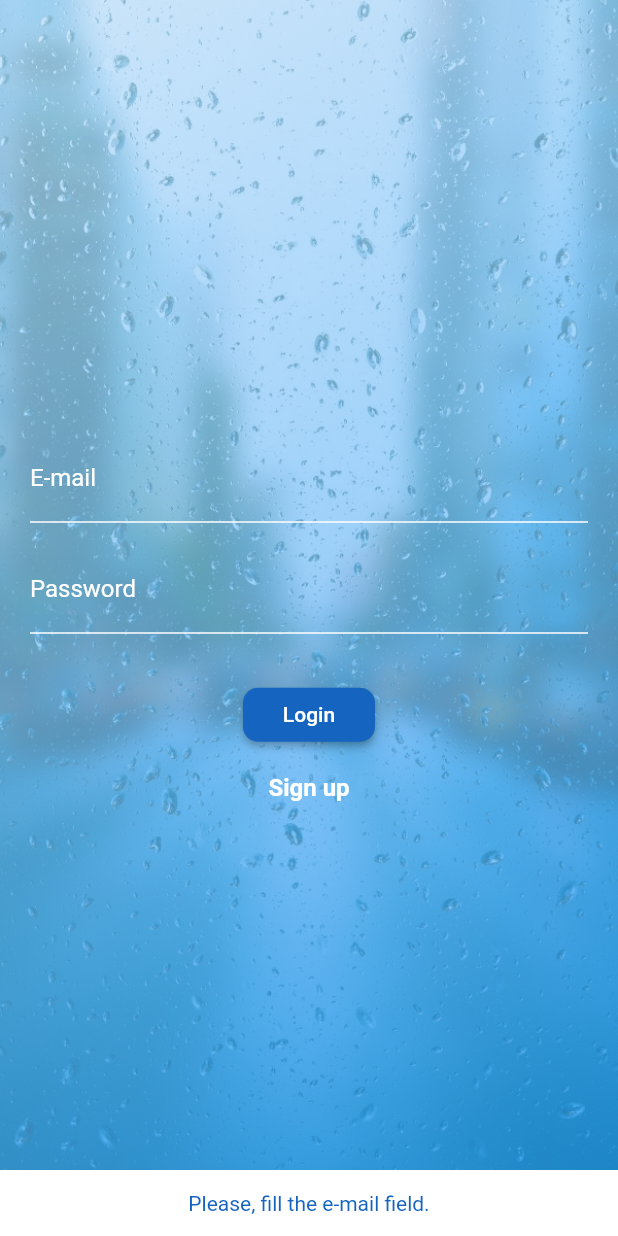
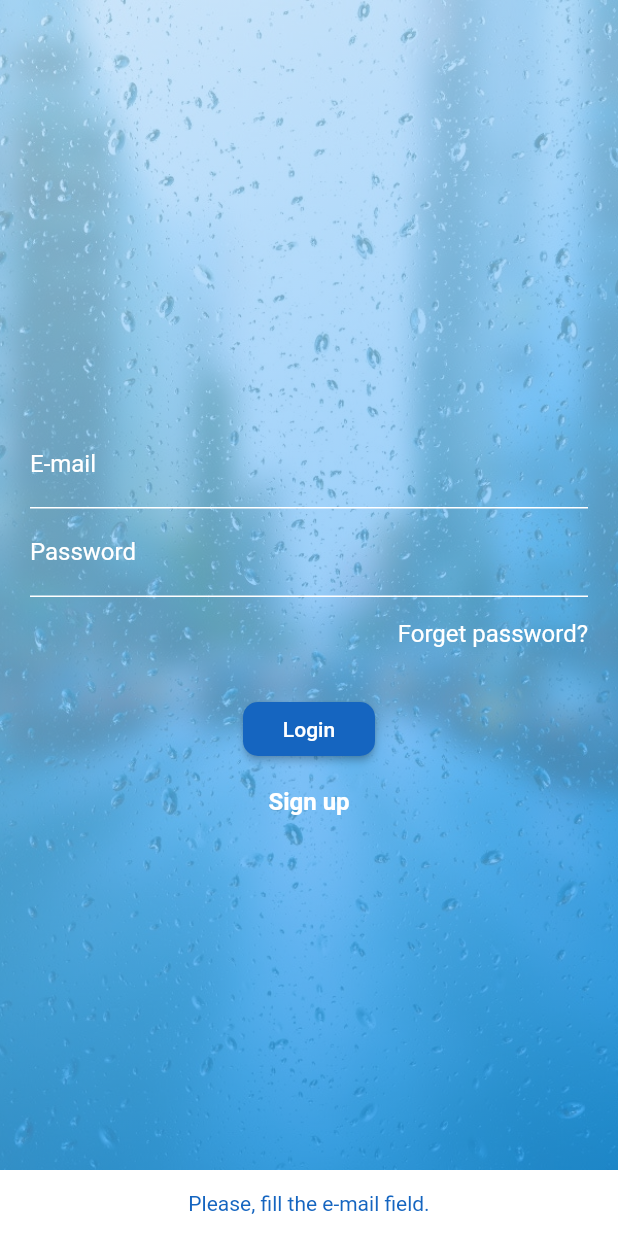
Before and after one commit to ThiagoEvoa/Flutter, a Flutter app: the screen it shows after launch, after a tap on "Login", on a phone screen of 412 x 824 dp. Run offline on Flutter 3.47's test engine with Material 2 defaults, Android fonts, the phone set to English and light mode, and no system bars; our stand-ins replace firebase_auth, rxdart; accounts and stored records are empty; network calls fail; statements that could not run were skipped.

Commit message:
Adding firebaseAuth implementation, creating loginController and fixing drawer initial state

```diff
--- a/estudo_flutter/lib/controller/drawer_controller.dart
+++ b/estudo_flutter/lib/controller/drawer_controller.dart
@@ -1,6 +1,6 @@
 import 'package:estudo_flutter/util/constants.dart';
 import 'package:flutter/material.dart';
-import 'package:rxdart/rxdart.dart';
+import 'package:rxdart/subjects.dart';
 
 class CustomDrawerController extends InheritedWidget {
   final Widget child;
--- /dev/null
+++ b/estudo_flutter/lib/controller/login_controller.dart
@@ -0,0 +1,74 @@
+import 'package:flutter/material.dart';
+import 'package:estudo_flutter/util/user_firebase.dart';
+import 'package:estudo_flutter/ui/home.dart';
+
+class LoginController {
+  GlobalKey<ScaffoldState> _scaffoldKey;
+  LoginController(GlobalKey<ScaffoldState> scaffoldKey)
+      : _scaffoldKey = scaffoldKey;
+
+  login(BuildContext context, String email, String password) {
+    if (_isValidForm(email, password)) {
+      UserFirebase().signWithCredentials(email, password).catchError((error) {
+        _showSnackBar(error.toString());
+      }).then((result) {
+        if (result != null) {
+          Navigator.pushReplacement(
+            context,
+            MaterialPageRoute(builder: (context) => Home()),
+          );
+        }
+      });
+    }
+  }
+
+  signUp(BuildContext context, String email, String password) {
+    if (_isValidForm(email, password)) {
+      UserFirebase()
+          .signUp(email: email, password: password)
+          .catchError((error) {
+        _showSnackBar(error.toString());
+      }).then((result) {
+        print(result);
+        if (result != null) {
+          Navigator.pushReplacement(
+            context,
+            MaterialPageRoute(builder: (context) => Home()),
+          );
+        }
+      });
+    }
+  }
+
+  resetPassword(BuildContext context, String email) {
+    if (email.isEmpty) {
+      _showSnackBar("Please, fill the e-mail field.");
+    } else {
+      UserFirebase().resetPassword(email: email);
+      _showSnackBar("Check your e-mail to reset password.");
+    }
+  }
+
+  bool _isValidForm(String email, String password) {
+    if (email.isEmpty) {
+      _showSnackBar("Please, fill the e-mail field.");
+      return false;
+    } else if (password.isEmpty) {
+      _showSnackBar("Please, fill the password field.");
+      return false;
+    }
+    return true;
+  }
+
+  _showSnackBar(String text) {
+    _scaffoldKey.currentState.showSnackBar(SnackBar(
+      backgroundColor: Colors.white,
+      content: Text(
+        text,
+        textAlign: TextAlign.center,
+        style: TextStyle(color: Colors.blue[800]),
+      ),
+      duration: Duration(seconds: 3),
+    ));
+  }
+}
--- a/estudo_flutter/lib/ui/login.dart
+++ b/estudo_flutter/lib/ui/login.dart
@@ -1,4 +1,4 @@
-import 'package:estudo_flutter/ui/home.dart';
+import 'package:estudo_flutter/controller/login_controller.dart';
 import 'package:estudo_flutter/widget/custom_raisedbutton.dart';
 import 'package:estudo_flutter/widget/custom_textfield.dart';
 import 'package:flutter/material.dart';
@@ -12,29 +12,6 @@ class _LoginState extends State<Login> {
   final GlobalKey<ScaffoldState> _scaffoldKey = GlobalKey<ScaffoldState>();
   final emailController = TextEditingController();
   final passwordController = TextEditingController();
-
-  _login(BuildContext context) {
-    if (emailController.text.isEmpty) {
-      _showSnackBar("Please, fill the e-mail field.");
-    } else if (passwordController.text.isEmpty) {
-      _showSnackBar("Please, fill the password field.");
-    } else {
-      Navigator.pushReplacement(
-          context, MaterialPageRoute(builder: (context) => Home()));
-    }
-  }
-
-  _showSnackBar(String text) {
-    _scaffoldKey.currentState.showSnackBar(SnackBar(
-      backgroundColor: Colors.white,
-      content: Text(
-        text,
-        textAlign: TextAlign.center,
-        style: TextStyle(color: Colors.blue[800]),
-      ),
-      duration: Duration(seconds: 3),
-    ));
-  }
 
   @override
   Widget build(BuildContext context) {
@@ -63,6 +40,7 @@ class _LoginState extends State<Login> {
                   padding: EdgeInsets.symmetric(horizontal: 20),
                   child: CustomTextField(
                     controller: emailController,
+                    inputType: TextInputType.emailAddress,
                     textLabel: "E-mail",
                     textColor: Colors.white,
                     color: Colors.white,
@@ -71,9 +49,11 @@ class _LoginState extends State<Login> {
                   ),
                 ),
                 Padding(
-                  padding: EdgeInsets.symmetric(horizontal: 20, vertical: 15),
+                  padding: EdgeInsets.symmetric(horizontal: 20),
                   child: CustomTextField(
                     controller: passwordController,
+                    inputType: TextInputType.number,
+                    password: true,
                     textLabel: "Password",
                     textColor: Colors.white,
                     color: Colors.white,
@@ -83,9 +63,24 @@ class _LoginState extends State<Login> {
                 ),
                 Padding(
                   padding: EdgeInsets.symmetric(horizontal: 20, vertical: 15),
+                  child: Container(
+                    alignment: Alignment.centerRight,
+                    child: InkWell(
+                      onTap: () {
+                        LoginController(_scaffoldKey).resetPassword(context, emailController.text);
+                      },
+                      child: Text(
+                        "Forget password?",
+                        style: TextStyle(color: Colors.white, fontSize: 16),
+                      ),
+                    ),
+                  ),
+                ),
+                Padding(
+                  padding: EdgeInsets.symmetric(horizontal: 20, vertical: 15),
                   child: CustomRaisedButton(
                     clicked: () {
-                      _login(context);
+                      LoginController(_scaffoldKey).login(context, emailController.text, passwordController.text);
                     },
                     text: "Login",
                     buttonColor: Colors.blue[800],
@@ -94,7 +89,9 @@ class _LoginState extends State<Login> {
                 Padding(
                   padding: EdgeInsets.symmetric(horizontal: 20),
                   child: InkWell(
-                    onTap: () {},
+                    onTap: () {
+                      LoginController(_scaffoldKey).signUp(context, emailController.text, passwordController.text)
+                    },
                     child: Text(
                       "Sign up",
                       style: TextStyle(
--- a/estudo_flutter/lib/util/constants.dart
+++ b/estudo_flutter/lib/util/constants.dart
@@ -1,5 +1,5 @@
-const homePage = 0;
-const aboutPage = 1;
+const int homePage = 0;
+const int aboutPage = 1;
 const jsonContentType = {"Content-Type": "application/json"};
 
 const host = "https://flutter-study.herokuapp.com/api/";
--- /dev/null
+++ b/estudo_flutter/lib/util/user_firebase.dart
@@ -0,0 +1,40 @@
+import 'package:firebase_auth/firebase_auth.dart';
+
+class UserFirebase {
+  final FirebaseAuth _firebaseAuth;
+
+  UserFirebase()
+      : _firebaseAuth = FirebaseAuth.instance;
+
+  Future<FirebaseUser> signWithCredentials(String email, String password) {
+    return _firebaseAuth
+        .signInWithEmailAndPassword(
+          email: email,
+          password: password,
+        );
+  }
+
+  Future<FirebaseUser> signUp({String email, String password}) async {
+    return await _firebaseAuth.createUserWithEmailAndPassword(
+      email: email,
+      password: password,
+    );
+  }
+
+  Future<void> signOut() async {
+    return Future.wait([_firebaseAuth.signOut()]);
+  }
+
+  Future<bool> isSignedIn() async {
+    final currentUser = await _firebaseAuth.currentUser();
+    return currentUser != null;
+  }
+
+  Future<String> getUser() async {
+    return (await _firebaseAuth.currentUser()).email;
+  }
+
+  Future<void> resetPassword({String email}){
+    return Future.wait([_firebaseAuth.sendPasswordResetEmail(email: email)]);
+  }
+}
--- a/estudo_flutter/lib/widget/custom_textfield.dart
+++ b/estudo_flutter/lib/widget/custom_textfield.dart
@@ -2,6 +2,8 @@ import 'package:flutter/material.dart';
 
 class CustomTextField extends StatelessWidget {
   final TextEditingController controller;
+  final TextInputType inputType;
+  final bool password;
   final Color color;
   final Color cursorColor;
   final Color borderSideColor;
@@ -10,6 +12,8 @@ class CustomTextField extends StatelessWidget {
 
   const CustomTextField(
       {this.controller,
+      this.inputType = TextInputType.text,
+      this.password = false,
       this.color = Colors.black,
       this.cursorColor = Colors.black,
       this.borderSideColor = Colors.black,
@@ -20,6 +24,8 @@ class CustomTextField extends StatelessWidget {
   Widget build(BuildContext context) {
     return TextField(
       controller: controller,
+      keyboardType: inputType,
+      obscureText: password,
       cursorColor: cursorColor,
       style: TextStyle(
         color: color,
```
Also changed, not shown: estudo_flutter/lib/widget/custom_drawer.dart (+5 -2 lines), estudo_flutter/lib/widget/custom_pageview.dart (+8 -5 lines).
